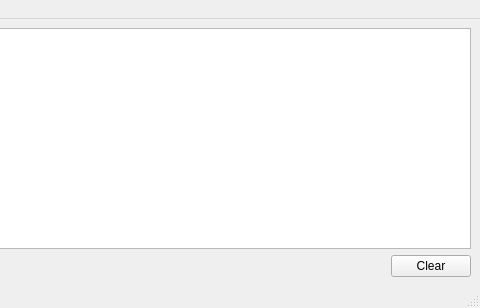
This is spicetools/log/logwin.ui in mdavidsaver/spicetools as Qt 5 draws it before an edit; both pictures show x 229 to 709 and y 0 to 308 of the 709 by 308 pixel window. The edited form follows.
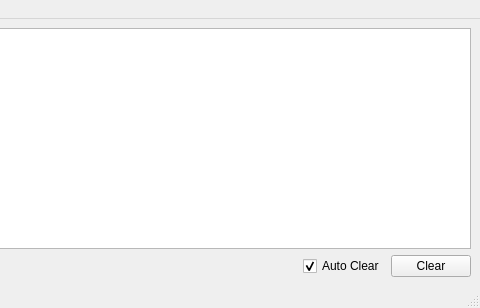
This is the edited form.

Commit message: log auto-clear

Patch:
```diff
--- a/spicetools/log/logwin.ui
+++ b/spicetools/log/logwin.ui
@@ -51,6 +51,16 @@
         </property>
        </spacer>
       </item>
+      <item>
+       <widget class="QCheckBox" name="autoClr">
+        <property name="text">
+         <string>Auto Clear</string>
+        </property>
+        <property name="checked">
+         <bool>true</bool>
+        </property>
+       </widget>
+      </item>
       <item>
        <widget class="QPushButton" name="btnClear">
         <property name="text">
```
The commit also changes 3 other files.
